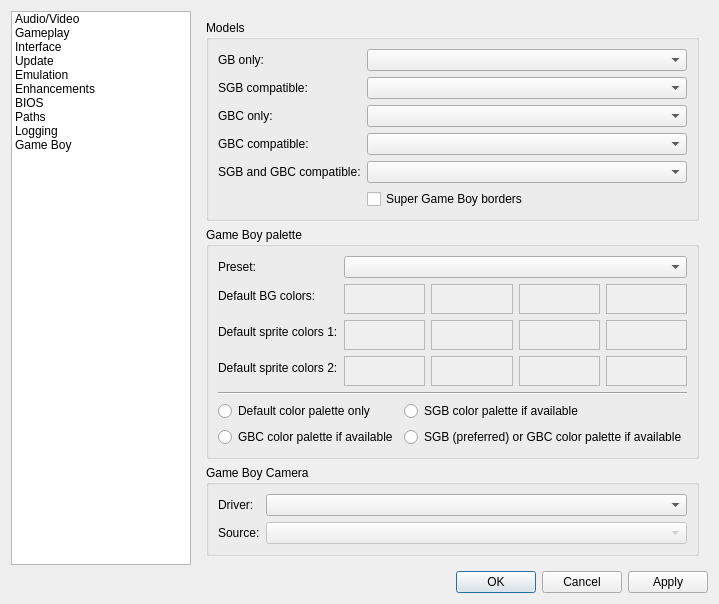
mgba-emu/mgba, file src/platform/qt/SettingsView.ui: the form before one commit.
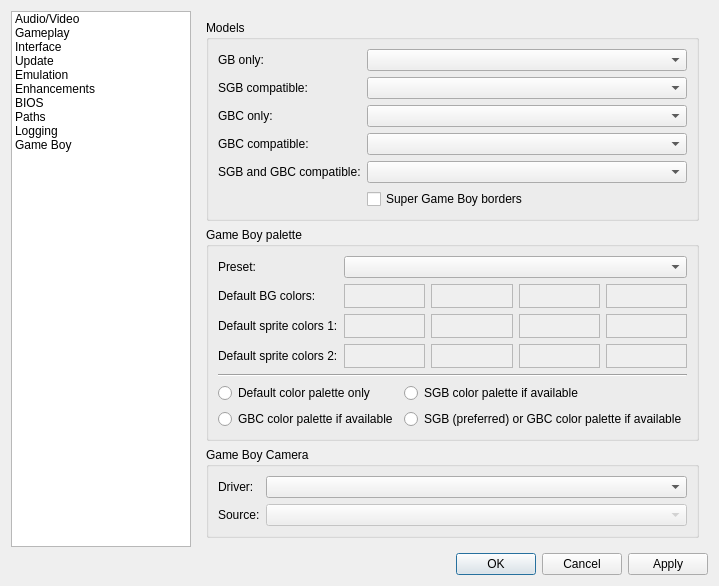
The form after the commit. The open tabs and pages were chosen to show the change.

Commit message: Qt: Reduce minimum size of GB palette color pickers

```diff
--- a/src/platform/qt/SettingsView.ui
+++ b/src/platform/qt/SettingsView.ui
@@ -1836,8 +1836,8 @@
              <widget class="QFrame" name="color0">
               <property name="minimumSize">
                <size>
-                <width>30</width>
-                <height>30</height>
+                <width>24</width>
+                <height>24</height>
                </size>
               </property>
               <property name="autoFillBackground">
@@ -1855,8 +1855,8 @@
              <widget class="QFrame" name="color1">
               <property name="minimumSize">
                <size>
-                <width>30</width>
-                <height>30</height>
+                <width>24</width>
+                <height>24</height>
                </size>
               </property>
               <property name="autoFillBackground">
@@ -1874,8 +1874,8 @@
              <widget class="QFrame" name="color2">
               <property name="minimumSize">
                <size>
-                <width>30</width>
-                <height>30</height>
+                <width>24</width>
+                <height>24</height>
                </size>
               </property>
               <property name="autoFillBackground">
@@ -1893,8 +1893,8 @@
              <widget class="QFrame" name="color3">
               <property name="minimumSize">
                <size>
-                <width>30</width>
-                <height>30</height>
+                <width>24</width>
+                <height>24</height>
                </size>
               </property>
               <property name="autoFillBackground">
@@ -1923,8 +1923,8 @@
              <widget class="QFrame" name="color4">
               <property name="minimumSize">
                <size>
-                <width>30</width>
-                <height>30</height>
+                <width>24</width>
+                <height>24</height>
                </size>
               </property>
               <property name="autoFillBackground">
@@ -1942,8 +1942,8 @@
              <widget class="QFrame" name="color5">
               <property name="minimumSize">
                <size>
-                <width>30</width>
-                <height>30</height>
+                <width>24</width>
+                <height>24</height>
                </size>
               </property>
               <property name="autoFillBackground">
@@ -1961,8 +1961,8 @@
              <widget class="QFrame" name="color6">
               <property name="minimumSize">
                <size>
-                <width>30</width>
-                <height>30</height>
+                <width>24</width>
+                <height>24</height>
                </size>
               </property>
               <property name="autoFillBackground">
@@ -1980,8 +1980,8 @@
              <widget class="QFrame" name="color7">
               <property name="minimumSize">
                <size>
-                <width>30</width>
-                <height>30</height>
+                <width>24</width>
+                <height>24</height>
                </size>
               </property>
               <property name="autoFillBackground">
@@ -2010,8 +2010,8 @@
              <widget class="QFrame" name="color8">
               <property name="minimumSize">
                <size>
-                <width>30</width>
-                <height>30</height>
+                <width>24</width>
+                <height>24</height>
                </size>
               </property>
               <property name="autoFillBackground">
@@ -2029,8 +2029,8 @@
              <widget class="QFrame" name="color9">
               <property name="minimumSize">
                <size>
-                <width>30</width>
-                <height>30</height>
+                <width>24</width>
+                <height>24</height>
                </size>
               </property>
               <property name="autoFillBackground">
@@ -2048,8 +2048,8 @@
              <widget class="QFrame" name="color10">
               <property name="minimumSize">
                <size>
-                <width>30</width>
-                <height>30</height>
+                <width>24</width>
+                <height>24</height>
                </size>
               </property>
               <property name="autoFillBackground">
@@ -2067,8 +2067,8 @@
              <widget class="QFrame" name="color11">
               <property name="minimumSize">
                <size>
-                <width>30</width>
-                <height>30</height>
+                <width>24</width>
+                <height>24</height>
                </size>
               </property>
               <property name="autoFillBackground">
```
Left out of the diff: 2 changed lines with no effect on the pictures.
